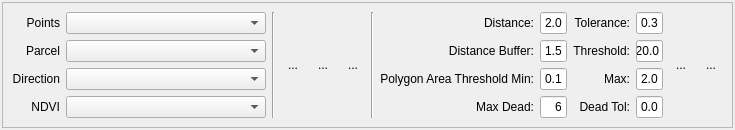
This is src/tv5plugins/forestMonitor/qt/ui/ForestMonitorToolBarDialogForm.ui in ericabreu82/tv5_plugins as Qt 5 draws it before an edit. The edited form follows.
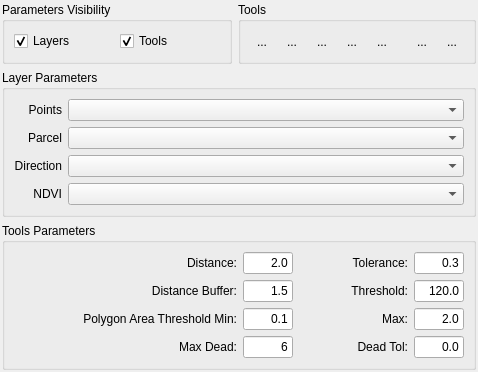
This is the edited form.

Commit message: change dlg tool interface

```diff
--- a/src/tv5plugins/forestMonitor/qt/ui/ForestMonitorToolBarDialogForm.ui
+++ b/src/tv5plugins/forestMonitor/qt/ui/ForestMonitorToolBarDialogForm.ui
@@ -6,14 +6,17 @@
    <rect>
     <x>0</x>
     <y>0</y>
-    <width>735</width>
-    <height>126</height>
+    <width>489</width>
+    <height>337</height>
    </rect>
   </property>
   <property name="windowTitle">
    <string>Forest Monitor Tool Bar Dialog</string>
   </property>
-  <layout class="QGridLayout" name="gridLayout_4">
+  <layout class="QGridLayout" name="gridLayout_5">
+   <property name="sizeConstraint">
+    <enum>QLayout::SetFixedSize</enum>
+   </property>
    <property name="leftMargin">
     <number>2</number>
    </property>
@@ -27,17 +30,234 @@
     <number>2</number>
    </property>
    <item row="0" column="0">
-    <widget class="QFrame" name="frame">
-     <property name="frameShape">
-      <enum>QFrame::StyledPanel</enum>
-     </property>
-     <property name="frameShadow">
-      <enum>QFrame::Sunken</enum>
-     </property>
-     <layout class="QGridLayout" name="gridLayout_3">
-      <item row="0" column="0">
-       <layout class="QHBoxLayout" name="horizontalLayout">
-        <item>
+    <layout class="QGridLayout" name="gridLayout_12">
+     <item row="0" column="0">
+      <layout class="QGridLayout" name="gridLayout_7">
+       <item row="0" column="0">
+        <widget class="QGroupBox" name="groupBox_4">
+         <property name="title">
+          <string>Parameters Visibility</string>
+         </property>
+         <property name="flat">
+          <bool>true</bool>
+         </property>
+         <layout class="QGridLayout" name="gridLayout_11">
+          <item row="0" column="0">
+           <layout class="QGridLayout" name="gridLayout_10">
+            <item row="0" column="0">
+             <widget class="QCheckBox" name="checkBox">
+              <property name="minimumSize">
+               <size>
+                <width>100</width>
+                <height>0</height>
+               </size>
+              </property>
+              <property name="text">
+               <string>Layers</string>
+              </property>
+              <property name="checked">
+               <bool>true</bool>
+              </property>
+             </widget>
+            </item>
+            <item row="0" column="1">
+             <widget class="QCheckBox" name="checkBox_2">
+              <property name="minimumSize">
+               <size>
+                <width>100</width>
+                <height>0</height>
+               </size>
+              </property>
+              <property name="text">
+               <string>Tools</string>
+              </property>
+              <property name="checked">
+               <bool>true</bool>
+              </property>
+             </widget>
+            </item>
+           </layout>
+          </item>
+         </layout>
+        </widget>
+       </item>
+       <item row="0" column="1">
+        <widget class="QGroupBox" name="groupBox_3">
+         <property name="title">
+          <string>Tools</string>
+         </property>
+         <property name="flat">
+          <bool>true</bool>
+         </property>
+         <layout class="QGridLayout" name="gridLayout_8">
+          <item row="0" column="0">
+           <layout class="QGridLayout" name="gridLayout_6">
+            <item row="0" column="4">
+             <widget class="QToolButton" name="m_updateToolButton">
+              <property name="toolTip">
+               <string>Update Class...</string>
+              </property>
+              <property name="text">
+               <string>...</string>
+              </property>
+              <property name="checkable">
+               <bool>true</bool>
+              </property>
+              <property name="autoExclusive">
+               <bool>true</bool>
+              </property>
+              <property name="autoRaise">
+               <bool>true</bool>
+              </property>
+             </widget>
+            </item>
+            <item row="0" column="1">
+             <widget class="QToolButton" name="m_creatorLiveToolButton">
+              <property name="toolTip">
+               <string>Live Creator...</string>
+              </property>
+              <property name="text">
+               <string>...</string>
+              </property>
+              <property name="checkable">
+               <bool>true</bool>
+              </property>
+              <property name="autoExclusive">
+               <bool>true</bool>
+              </property>
+              <property name="autoRaise">
+               <bool>true</bool>
+              </property>
+             </widget>
+            </item>
+            <item row="0" column="7">
+             <widget class="QToolButton" name="m_trackDeadClassifierToolButton">
+              <property name="toolTip">
+               <string>Dead Track...</string>
+              </property>
+              <property name="text">
+               <string>...</string>
+              </property>
+              <property name="checkable">
+               <bool>true</bool>
+              </property>
+              <property name="autoExclusive">
+               <bool>true</bool>
+              </property>
+              <property name="autoRaise">
+               <bool>true</bool>
+              </property>
+             </widget>
+            </item>
+            <item row="0" column="6">
+             <widget class="QToolButton" name="m_trackAutoClassifierToolButton">
+              <property name="toolTip">
+               <string>Classifier...</string>
+              </property>
+              <property name="text">
+               <string>...</string>
+              </property>
+              <property name="checkable">
+               <bool>true</bool>
+              </property>
+              <property name="autoExclusive">
+               <bool>true</bool>
+              </property>
+              <property name="autoRaise">
+               <bool>true</bool>
+              </property>
+             </widget>
+            </item>
+            <item row="0" column="2">
+             <widget class="QToolButton" name="m_creatorDeadToolButton">
+              <property name="toolTip">
+               <string>Dead Creator...</string>
+              </property>
+              <property name="text">
+               <string>...</string>
+              </property>
+              <property name="checkable">
+               <bool>true</bool>
+              </property>
+              <property name="autoExclusive">
+               <bool>true</bool>
+              </property>
+              <property name="autoRaise">
+               <bool>true</bool>
+              </property>
+             </widget>
+            </item>
+            <item row="0" column="0">
+             <widget class="QToolButton" name="m_creatorToolButton">
+              <property name="toolTip">
+               <string>Creator...</string>
+              </property>
+              <property name="text">
+               <string>...</string>
+              </property>
+              <property name="checkable">
+               <bool>true</bool>
+              </property>
+              <property name="autoExclusive">
+               <bool>true</bool>
+              </property>
+              <property name="autoRaise">
+               <bool>true</bool>
+              </property>
+             </widget>
+            </item>
+            <item row="0" column="3">
+             <widget class="QToolButton" name="m_eraserToolButton">
+              <property name="toolTip">
+               <string>Eraser...</string>
+              </property>
+              <property name="text">
+               <string>...</string>
+              </property>
+              <property name="checkable">
+               <bool>true</bool>
+              </property>
+              <property name="autoExclusive">
+               <bool>true</bool>
+              </property>
+              <property name="autoRaise">
+               <bool>true</bool>
+              </property>
+             </widget>
+            </item>
+            <item row="0" column="5">
+             <spacer name="horizontalSpacer">
+              <property name="orientation">
+               <enum>Qt::Horizontal</enum>
+              </property>
+              <property name="sizeHint" stdset="0">
+               <size>
+                <width>10</width>
+                <height>20</height>
+               </size>
+              </property>
+             </spacer>
+            </item>
+           </layout>
+          </item>
+         </layout>
+        </widget>
+       </item>
+      </layout>
+     </item>
+     <item row="1" column="0">
+      <widget class="QGroupBox" name="groupBox">
+       <property name="title">
+        <string>Layer Parameters</string>
+       </property>
+       <property name="flat">
+        <bool>true</bool>
+       </property>
+       <property name="checkable">
+        <bool>false</bool>
+       </property>
+       <layout class="QGridLayout" name="gridLayout_3">
+        <item row="0" column="0">
          <layout class="QGridLayout" name="gridLayout">
           <item row="3" column="0">
            <widget class="QLabel" name="label_3">
@@ -60,7 +280,14 @@
            </widget>
           </item>
           <item row="1" column="1">
-           <widget class="QComboBox" name="m_layerParcelComboBox"/>
+           <widget class="QComboBox" name="m_layerParcelComboBox">
+            <property name="sizePolicy">
+             <sizepolicy hsizetype="MinimumExpanding" vsizetype="Fixed">
+              <horstretch>0</horstretch>
+              <verstretch>0</verstretch>
+             </sizepolicy>
+            </property>
+           </widget>
           </item>
           <item row="1" column="0">
            <widget class="QLabel" name="label_2">
@@ -73,20 +300,34 @@
            </widget>
           </item>
           <item row="3" column="1">
-           <widget class="QComboBox" name="m_layerPolyComboBox"/>
+           <widget class="QComboBox" name="m_layerPolyComboBox">
+            <property name="sizePolicy">
+             <sizepolicy hsizetype="MinimumExpanding" vsizetype="Fixed">
+              <horstretch>0</horstretch>
+              <verstretch>0</verstretch>
+             </sizepolicy>
+            </property>
+           </widget>
           </item>
           <item row="0" column="1">
            <widget class="QComboBox" name="m_layerPointsComboBox">
-            <property name="minimumSize">
-             <size>
-              <width>200</width>
-              <height>0</height>
-             </size>
+            <property name="sizePolicy">
+             <sizepolicy hsizetype="MinimumExpanding" vsizetype="Fixed">
+              <horstretch>0</horstretch>
+              <verstretch>0</verstretch>
+             </sizepolicy>
             </property>
            </widget>
           </item>
           <item row="2" column="1">
-           <widget class="QComboBox" name="m_layerDirComboBox"/>
+           <widget class="QComboBox" name="m_layerDirComboBox">
+            <property name="sizePolicy">
+             <sizepolicy hsizetype="MinimumExpanding" vsizetype="Fixed">
+              <horstretch>0</horstretch>
+              <verstretch>0</verstretch>
+             </sizepolicy>
+            </property>
+           </widget>
           </item>
           <item row="2" column="0">
            <widget class="QLabel" name="label_9">
@@ -100,82 +341,22 @@
           </item>
          </layout>
         </item>
-        <item>
-         <widget class="Line" name="line">
-          <property name="orientation">
-           <enum>Qt::Vertical</enum>
-          </property>
-         </widget>
-        </item>
-        <item>
-         <layout class="QGridLayout" name="gridLayout_6">
-          <item row="0" column="2">
-           <widget class="QToolButton" name="m_creatorToolButton">
-            <property name="toolTip">
-             <string>Creator...</string>
-            </property>
-            <property name="text">
-             <string>...</string>
-            </property>
-            <property name="checkable">
-             <bool>true</bool>
-            </property>
-            <property name="autoExclusive">
-             <bool>true</bool>
-            </property>
-            <property name="autoRaise">
-             <bool>true</bool>
-            </property>
-           </widget>
-          </item>
-          <item row="0" column="0">
-           <widget class="QToolButton" name="m_eraserToolButton">
-            <property name="toolTip">
-             <string>Eraser...</string>
-            </property>
-            <property name="text">
-             <string>...</string>
-            </property>
-            <property name="checkable">
-             <bool>true</bool>
-            </property>
-            <property name="autoExclusive">
-             <bool>true</bool>
-            </property>
-            <property name="autoRaise">
-             <bool>true</bool>
-            </property>
-           </widget>
-          </item>
-          <item row="0" column="3">
-           <widget class="QToolButton" name="m_trackClassifierToolButton">
-            <property name="toolTip">
-             <string>Update Class...</string>
-            </property>
-            <property name="text">
-             <string>...</string>
-            </property>
-            <property name="checkable">
-             <bool>true</bool>
-            </property>
-            <property name="autoExclusive">
-             <bool>true</bool>
-            </property>
-            <property name="autoRaise">
-             <bool>true</bool>
-            </property>
-           </widget>
-          </item>
-         </layout>
-        </item>
-        <item>
-         <widget class="Line" name="line_2">
-          <property name="orientation">
-           <enum>Qt::Vertical</enum>
-          </property>
-         </widget>
-        </item>
-        <item>
+       </layout>
+      </widget>
+     </item>
+     <item row="2" column="0">
+      <widget class="QGroupBox" name="groupBox_2">
+       <property name="title">
+        <string>Tools Parameters</string>
+       </property>
+       <property name="flat">
+        <bool>true</bool>
+       </property>
+       <property name="checkable">
+        <bool>false</bool>
+       </property>
+       <layout class="QGridLayout" name="gridLayout_4">
+        <item row="0" column="0">
          <layout class="QGridLayout" name="gridLayout_2">
           <item row="3" column="2">
            <widget class="QLineEdit" name="m_maxDeadLineEdit">
@@ -405,45 +586,10 @@
           </item>
          </layout>
         </item>
-        <item>
-         <widget class="QToolButton" name="m_trackAutoClassifierToolButton">
-          <property name="toolTip">
-           <string>Classifier...</string>
-          </property>
-          <property name="text">
-           <string>...</string>
-          </property>
-          <property name="checkable">
-           <bool>true</bool>
-          </property>
-          <property name="autoExclusive">
-           <bool>true</bool>
-          </property>
-          <property name="autoRaise">
-           <bool>true</bool>
-          </property>
-         </widget>
-        </item>
-        <item>
-         <widget class="QToolButton" name="m_trackDeadClassifierToolButton">
-          <property name="text">
-           <string>...</string>
-          </property>
-          <property name="checkable">
-           <bool>true</bool>
-          </property>
-          <property name="autoExclusive">
-           <bool>true</bool>
-          </property>
-          <property name="autoRaise">
-           <bool>true</bool>
-          </property>
-         </widget>
-        </item>
        </layout>
-      </item>
-     </layout>
-    </widget>
+      </widget>
+     </item>
+    </layout>
    </item>
   </layout>
  </widget>
```
Left out of the diff: 37 changed lines with no effect on the pictures. The commit also changes 4 other files.
